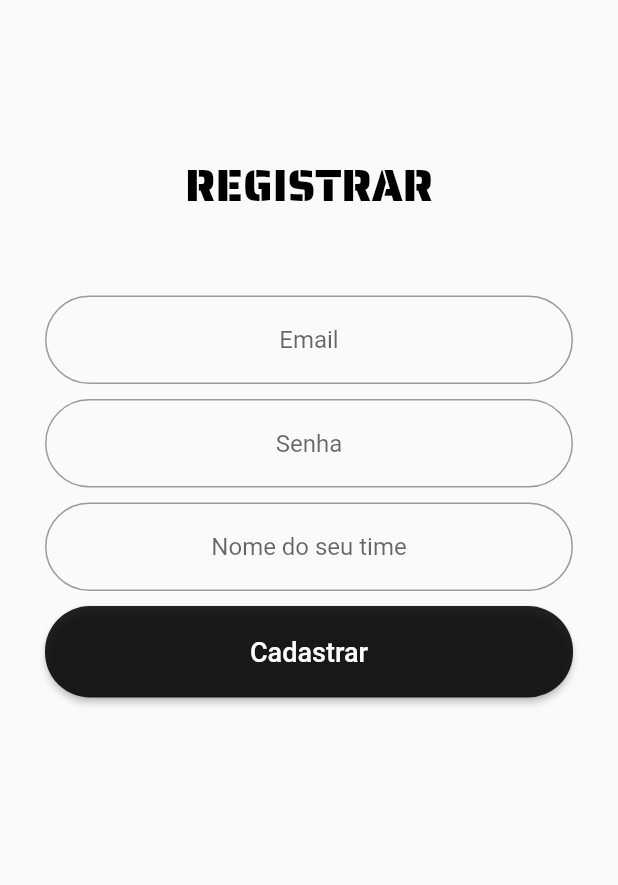
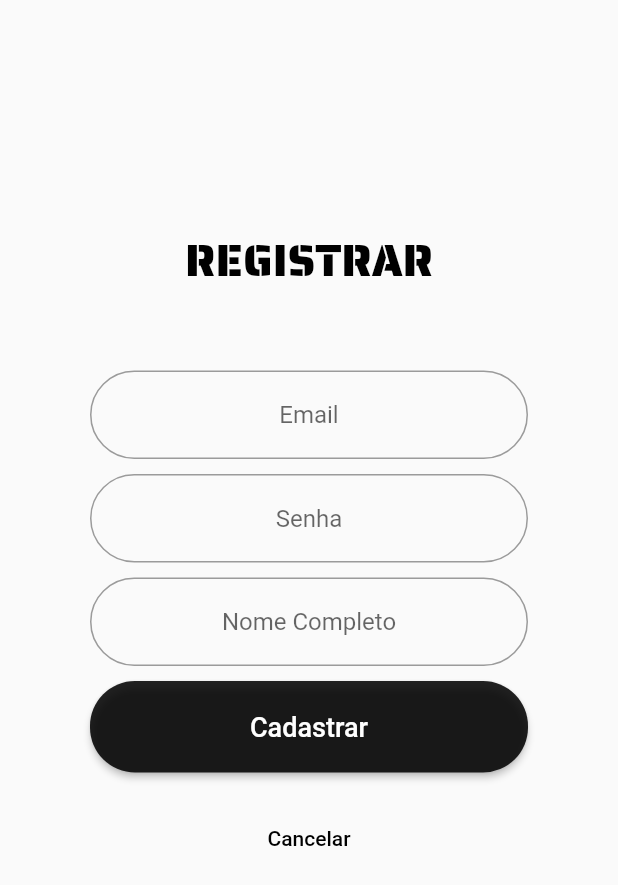
Before and after one commit to marcorozo2702/Dream-Line-Flutter, a Flutter app: the Cadastro screen opened directly, on a phone screen of 412 x 824 dp. Shown: the top 885 px of the screen. Run offline on Flutter 3.47's test engine with Material 2 defaults, Android fonts, the phone set to English and light mode, and no system bars; our stand-ins replace sqflite; accounts and stored records are empty.

Commit message:
Login ok, problema no direcionamento do cadastro

```diff
--- a/lib/helper/Api.dart
+++ b/lib/helper/Api.dart
@@ -1,17 +1,17 @@
 import 'package:http/http.dart' as http;
 import 'dart:convert';
 import 'login_helper.dart';
-//import 'pessoa_helper.dart';
 const BASE_URL = "https://marcorozo99.000webhostapp.com/rest/";
 
 class Api {
   String token;
 
   Future<Login> login(String email, String senha) async {
-    http.Response response = await http.post(BASE_URL + "login",
+    http.Response response = await http.post(BASE_URL + "Login",
         body: jsonEncode({"senha": senha, "email": email}),
         headers: {'token': token, 'Content-Type': 'application/json'});
     if (response.statusCode == 200) {
+      print(senha);
       print(response.body);
       Login dadosJson = new Login.fromMap(json.decode(response.body));
 
--- a/lib/main.dart
+++ b/lib/main.dart
@@ -5,6 +5,7 @@ import 'helper/login_helper.dart';
 import 'ui/Login.dart';
 
 void main() async{
+  WidgetsFlutterBinding.ensureInitialized();
   LoginHelper helper = LoginHelper();
   //get login_id e token
   String logado =await helper.getLogado();
--- a/lib/ui/Cadastro.dart
+++ b/lib/ui/Cadastro.dart
@@ -1,5 +1,11 @@
+import 'package:drreamlineflutter_app/helper/Api.dart';
+import 'package:drreamlineflutter_app/helper/login_helper.dart';
+import 'package:drreamlineflutter_app/ui/Login.dart';
+import 'package:drreamlineflutter_app/utils/Dialogs.dart';
 import 'package:flutter/material.dart';
 import 'package:flutter/services.dart';
+
+import 'Principal.dart';
 
 class Cadastro extends StatefulWidget {
   @override
@@ -7,36 +13,43 @@ class Cadastro extends StatefulWidget {
 }
 
 class _CadastroState extends State<Cadastro> {
+  LoginHelper helper = LoginHelper();
+  Dialogs dialog = new Dialogs();
+  Api api = new Api();
+
+  final _nomeController = TextEditingController();
+  final _emailController = TextEditingController();
+  final _senhaController = TextEditingController();
+  final _emailFocus = FocusNode();
+  final _formCadastro = GlobalKey<FormState>();
+
   @override
   Widget build(BuildContext context) {
     return Scaffold(
       body: WillPopScope(
-        child: Column(
-          crossAxisAlignment: CrossAxisAlignment.start,
-          mainAxisAlignment: MainAxisAlignment.start,
-          children: <Widget>[
-            Padding(
-                padding: EdgeInsets.fromLTRB(30, 100, 30, 0),
+        child: SingleChildScrollView(
+          padding: EdgeInsets.fromLTRB(60, 150, 60, 0),
+          child: Form(
+            key: _formCadastro,
             child: Column(
               children: <Widget>[
                 Text(
                   "REGISTRAR",
                   style: TextStyle(
-                          color: Colors.black,
-                          fontSize: 30,
-                          fontFamily: 'Saira'),
+                      color: Colors.black, fontSize: 30, fontFamily: 'Saira'),
                 ),
                 SizedBox(
                   height: 50,
                 ),
                 TextFormField(
+                    controller: _emailController,
+                    focusNode: _emailFocus,
                     textAlign: TextAlign.center,
                     decoration: InputDecoration(
                         border: OutlineInputBorder(
                           borderRadius: BorderRadius.circular(30.0),
                           borderSide: BorderSide(
-                                    style: BorderStyle.solid,
-                                    color: Colors.black),
+                              style: BorderStyle.solid, color: Colors.black),
                         ),
                         hintText: "Email"
                         //labelText: "email"
@@ -54,6 +67,7 @@ class _CadastroState extends State<Cadastro> {
                   height: 10,
                 ),
                 TextFormField(
+                  controller: _senhaController,
                   textAlign: TextAlign.center,
                   decoration: InputDecoration(
                     border: OutlineInputBorder(
@@ -64,7 +78,6 @@ class _CadastroState extends State<Cadastro> {
                     hintText: "Senha",
                     //labelText: "Senha"
                   ),
-                      //passar a senha do campo> // controller: _senhaController,
                   obscureText: true,
                   //valida se o campo foi preenchido
                   validator: (value) {
@@ -78,6 +91,7 @@ class _CadastroState extends State<Cadastro> {
                   height: 10,
                 ),
                 TextFormField(
+                  controller: _nomeController,
                   textAlign: TextAlign.center,
                   decoration: InputDecoration(
                     border: OutlineInputBorder(
@@ -85,40 +99,87 @@ class _CadastroState extends State<Cadastro> {
                       borderSide: BorderSide(
                           style: BorderStyle.solid, color: Colors.black),
                     ),
-                        hintText: "Nome do seu time",
+                    hintText: "Nome Completo",
                     //labelText: "Senha"
                   ),
-                      //passar a senha do campo> // controller: _senhaController,
-                      obscureText: true,
-                      //valida se o campo foi preenchido
                   validator: (value) {
                     if (value.isEmpty) {
-                          return 'Digite sua senha';
+                      return 'Digite seu nome';
                     }
                     return null;
                   },
                 ),
-                    SizedBox(height: 10,),
+                SizedBox(
+                  height: 10,
+                ),
                 RaisedButton(
                   padding: EdgeInsets.all(20),
                   child: Row(
                       crossAxisAlignment: CrossAxisAlignment.center,
                       mainAxisAlignment: MainAxisAlignment.center,
                       children: <Widget>[
-                            Text("Cadastrar", style: TextStyle(fontSize: 18),),
+                        Text(
+                          "Cadastrar",
+                          style: TextStyle(fontSize: 18),
+                        ),
                       ]),
-
                   color: Colors.black87,
                   textColor: Colors.white,
-                      shape: RoundedRectangleBorder(borderRadius: BorderRadius.circular(30.0)),
-
+                  shape: RoundedRectangleBorder(
+                      borderRadius: BorderRadius.circular(30.0)),
+                  onPressed: () async {
+                    if (_formCadastro.currentState.validate()) {
+                      if (await api.cadastro(
+                          _nomeController.text,
+                          _emailController.text,
+                          _senhaController.text) !=
+                          null) {
+                        Login user = await api.login(
+                            _emailController.text, _senhaController.text);
+                        //Navigator.pop(context);
+                        if (user != null) {
+                          helper.saveLogado(user.id, user.token);
+                          //Navigator.pop(context);
+                          Navigator.push(
+                              context,
+                              MaterialPageRoute(
+                                  builder: (context) =>
+                                      Principal(user.token, user.id)));
+                        }
+                      } else {
+                        dialog.showAlertDialog(
+                            context, 'Aviso', 'Usuário não cadastrado');
+                      }
+                    }
+                  },
+                ),
+                SizedBox(
+                  height: 20,
+                ),
+                Row(
+                  mainAxisAlignment: MainAxisAlignment.center,
+                  children: <Widget>[
+                    FlatButton(
                       onPressed: () async {
                         Navigator.pop(context);
+                        await Navigator.push(
+                            context,
+                            MaterialPageRoute(
+                                builder: (context) => LoginScreen()
+                                //PROXIMA PAGE
+                                ));
                       },
+                      child: Text(
+                        "Cancelar",
+                        style: TextStyle(
+                            color: Colors.black, fontWeight: FontWeight.w500),
+                      ),
                     ),
                   ],
-                )),
+                )
               ],
+            ),
+          ),
         ),
       ),
     );
--- a/pubspec.yaml
+++ b/pubspec.yaml
@@ -23,7 +23,7 @@ dependencies:
   # The following adds the Cupertino Icons font to your application.
   # Use with the CupertinoIcons class for iOS style icons.
   cupertino_icons: ^0.1.2
-  url_launcher: ^5.1.3
+  url_launcher: ^5.2.5
   sqflite: any
   http: any
 
```
Also changed, not shown: lib/ui/Login.dart (+10 -3 lines), lib/ui/Menu.dart (+22 -11 lines), lib/utils/Dialogs.dart (added, +49 -0 lines), 1 other file. Lines whose indentation alone changed are shown as unchanged.
